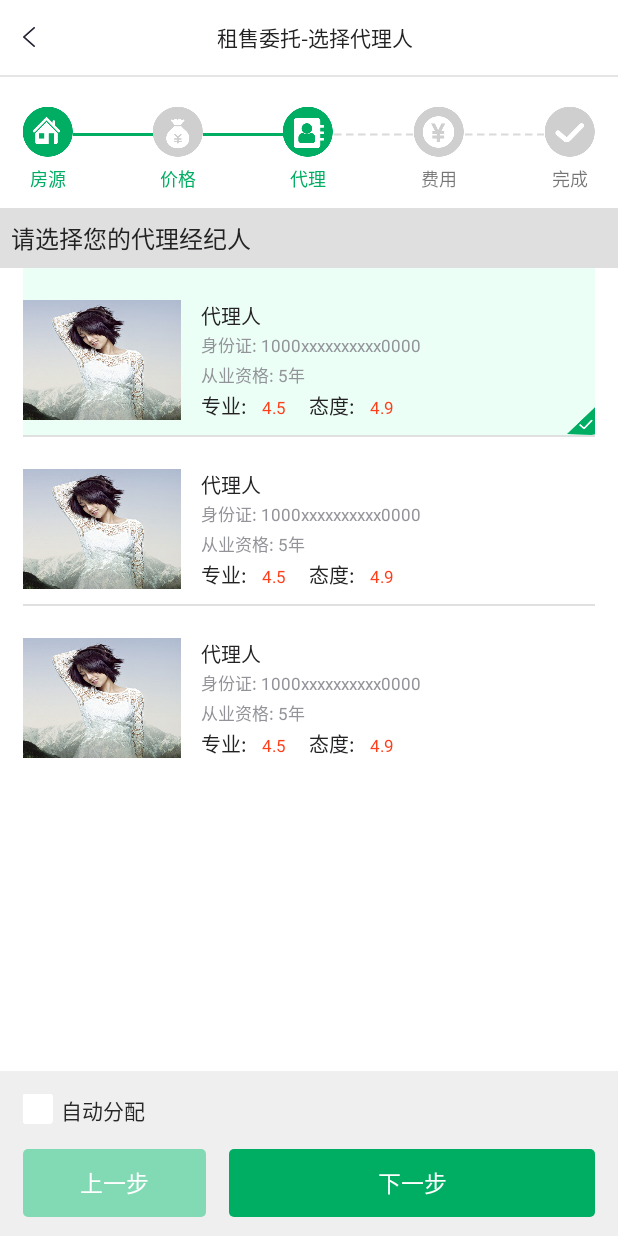
After one commit to KennyHuangChina/Skywalk, an Android app: the Activity_Zushouweituo_Xuanzedaili screen opened directly, with no data from a screen before it, on a phone screen of 412 x 824 dp. The commit adds this screen. Run offline under Robolectric (Android 15) with nearby library versions, the phone set to English and light mode, and no system bars.

Commit message:
增加选择代理 页面

```diff
--- a/App_Android/app/src/main/AndroidManifest.xml
+++ b/App_Android/app/src/main/AndroidManifest.xml
@@ -69,6 +69,7 @@
         <activity android:name=".Activity_Weituoqueren"/>
         <activity android:name=".Activity_Zushouweituo_Finish"/>
         <activity android:name=".Activity_Zushouweituo_Jiagesheding"/>
+        <activity android:name=".Activity_Zushouweituo_Xuanzedaili"/>
         <activity android:name=".Activity_Zushouweituo_shenhe">
         </activity>
     </application>
--- /dev/null
+++ b/App_Android/app/src/main/java/com/kjs/skywalk/app_android/Activity_Zushouweituo_Xuanzedaili.java
@@ -0,0 +1,39 @@
+package com.kjs.skywalk.app_android;
+
+import android.app.Activity;
+import android.os.Bundle;
+import android.view.View;
+import android.widget.ListView;
+
+import java.util.List;
+
+/**
+ * Created by admin on 2017/3/22.
+ */
+
+public class Activity_Zushouweituo_Xuanzedaili extends Activity {
+
+    private ListView mListViewAgents = null;
+
+    @Override
+    protected void onCreate(Bundle savedInstanceState) {
+        super.onCreate(savedInstanceState);
+        setContentView(R.layout.activity__zushouweituo__xuanzedaili);
+
+        mListViewAgents = (ListView)findViewById(R.id.listViewContent);
+        mListViewAgents.setFocusable(false);
+        AdapterAgents adapter = new AdapterAgents(this);
+        mListViewAgents.setAdapter(adapter);
+
+    }
+
+    public void onViewClick(View v) {
+        switch (v.getId()) {
+            case R.id.tv_close:
+            {
+                finish();
+            }
+            break;
+        }
+    }
+}
--- /dev/null
+++ b/App_Android/app/src/main/java/com/kjs/skywalk/app_android/AdapterAgents.java
@@ -0,0 +1,78 @@
+package com.kjs.skywalk.app_android;
+
+import android.content.Context;
+import android.content.res.Resources;
+import android.graphics.Canvas;
+import android.graphics.Color;
+import android.graphics.ColorFilter;
+import android.graphics.drawable.Drawable;
+import android.support.annotation.IntRange;
+import android.support.annotation.NonNull;
+import android.support.annotation.Nullable;
+import android.view.LayoutInflater;
+import android.view.View;
+import android.view.ViewGroup;
+import android.widget.BaseAdapter;
+import android.widget.ImageView;
+import android.widget.TextView;
+
+/**
+ * Created by Jackie on 2017/3/24.
+ */
+
+public class AdapterAgents extends BaseAdapter {
+    private Context mContext = null;
+
+    public AdapterAgents(Context context) {
+        super();
+        mContext = context;
+    }
+
+    @Override
+    public int getCount() {
+        return 3;
+    }
+
+    @Override
+    public Object getItem(int i) {
+        return null;
+    }
+
+    @Override
+    public long getItemId(int i) {
+        return 0;
+    }
+
+    class ViewHolder {
+        TextView tvContentName;
+    }
+
+    @Override
+    public View getView(int position, View convertView, ViewGroup parent) {
+        ViewHolder holder;
+
+        if (convertView == null) {
+            convertView = LayoutInflater.from(mContext).inflate(R.layout.list_item_agent, null);
+            ImageView thumbView = (ImageView)convertView.findViewById(R.id.imageViewAgent);
+            thumbView.setImageResource(R.drawable.ren);
+
+            holder = new ViewHolder();
+            holder.tvContentName = (TextView) convertView.findViewById(R.id.title);
+            convertView.setTag(holder);
+
+            if(position == 0)
+            {
+                ImageView selectionView = (ImageView)convertView.findViewById(R.id.imageViewSelection);
+                selectionView.setVisibility(View.VISIBLE);
+
+                int color = 0xFFebfff6;
+
+                convertView.setBackgroundColor(color);
+            }
+        } else {
+            holder = (ViewHolder) convertView.getTag();
+        }
+
+        return convertView;
+    }
+}
--- a/App_Android/app/src/main/java/com/kjs/skywalk/app_android/MainActivity.java
+++ b/App_Android/app/src/main/java/com/kjs/skywalk/app_android/MainActivity.java
@@ -310,6 +310,12 @@ public class MainActivity extends AppCompatActivity {
                         startActivity(new Intent(MainActivity.this, Activity_Zushouweituo_Finish.class));
                         break;
                     }
+
+                    case R.id.action_setting103:
+                    {
+                        startActivity(new Intent(MainActivity.this, Activity_Zushouweituo_Xuanzedaili.class));
+                        break;
+                    }
                 }
                 return false;
             }
--- /dev/null
+++ b/App_Android/app/src/main/res/drawable/rounded_rect_background_light_green.xml
@@ -0,0 +1,6 @@
+<?xml version="1.0" encoding="utf-8"?>
+<shape xmlns:android="http://schemas.android.com/apk/res/android">
+    <solid android:color="#81dab4" />
+    <corners android:radius="3dp"/>
+    <!--<stroke android:width="1dp" android:color="#0000FF"/>-->
+</shape>
--- a/App_Android/app/src/main/res/layout/activity__zushouweituo__finish.xml
+++ b/App_Android/app/src/main/res/layout/activity__zushouweituo__finish.xml
@@ -137,12 +137,12 @@
 
                 <RelativeLayout
                     android:layout_width="match_parent"
-                    android:layout_height="60dp"
+                    android:layout_height="40dp"
                     android:background="#dfdfdf">
                     <TextView
                         android:layout_width="match_parent"
                         android:layout_height="wrap_content"
-                        android:textSize="18sp"
+                        android:textSize="16sp"
                         android:layout_marginLeft="15dp"
                         android:layout_centerInParent="true"
                         android:text="接下来您可以继续"
--- /dev/null
+++ b/App_Android/app/src/main/res/layout/activity__zushouweituo__xuanzedaili.xml
@@ -0,0 +1,131 @@
+<?xml version="1.0" encoding="utf-8"?>
+<RelativeLayout
+    xmlns:android="http://schemas.android.com/apk/res/android"
+    xmlns:tools="http://schemas.android.com/tools"
+    android:id="@+id/activity_rentals_expiration"
+    android:layout_width="match_parent"
+    android:layout_height="match_parent"
+    android:background="#FFFFFF"
+    android:orientation="vertical"
+
+    tools:context="com.kjs.skywalk.app_android.Activity_rentals_expiration">
+
+    <RelativeLayout
+        android:id="@+id/relativeLayout"
+        android:layout_width="match_parent"
+        android:layout_height="110dp"
+        android:layout_alignParentBottom="true"
+        android:background="@color/colorBackgroundCommon">
+
+        <LinearLayout
+            android:layout_width="match_parent"
+            android:layout_height="wrap_content"
+            android:orientation="vertical" >
+
+            <RelativeLayout
+                android:layout_width="match_parent"
+                android:layout_height="wrap_content">
+                <CheckBox
+                    android:id="@+id/checkbox"
+                    android:layout_width="wrap_content"
+                    android:layout_height="wrap_content"
+                    style="@style/checkBoxStyle"
+                    android:text="@string/checkbox_text_zidongfenpei"
+                    android:layout_alignParentTop="true"
+                    android:layout_alignParentLeft="true"
+                    android:textSize="14sp"
+                    android:textColor="#282628"
+                    android:gravity="left"
+                    android:layout_marginTop="15dp"
+                    android:layout_marginBottom="15dp"
+                    android:layout_marginLeft="15dp"
+                    android:layout_marginRight="15dp" />
+            </RelativeLayout>
+
+            <RelativeLayout
+                android:layout_width="match_parent"
+                android:layout_height="match_parent"
+                android:layout_alignParentBottom="true">
+                <LinearLayout
+                    android:layout_width="match_parent"
+                    android:layout_height="match_parent"
+                    android:orientation="horizontal" >
+                    <TextView
+                        android:id="@+id/tv_prev"
+                        android:onClick="onViewClick"
+                        android:layout_width="0dp"
+                        android:layout_weight="1"
+                        android:layout_height="45dp"
+                        android:layout_marginLeft="15dp"
+                        android:layout_marginRight="15dp"
+                        android:layout_marginBottom="25dp"
+                        android:layout_centerHorizontal="true"
+                        android:textColor="#ffffff"
+                        android:textSize="15sp"
+                        android:gravity="center"
+                        android:background="@drawable/rounded_rect_background_light_green"
+                        android:text="上一步"/>
+
+                    <TextView
+                        android:id="@+id/tv_next"
+                        android:onClick="onViewClick"
+                        android:layout_width="0dp"
+                        android:layout_weight="2"
+                        android:layout_height="45dp"
+                        android:layout_marginRight="15dp"
+                        android:layout_marginBottom="25dp"
+                        android:layout_centerHorizontal="true"
+                        android:textColor="#ffffff"
+                        android:textSize="15sp"
+                        android:gravity="center"
+                        android:background="@drawable/rounded_rect_background_green"
+                        android:text="下一步"/>
+                </LinearLayout>
+            </RelativeLayout>
+         </LinearLayout>
+    </RelativeLayout>
+
+    <LinearLayout
+        android:layout_width="match_parent"
+        android:layout_height="match_parent"
+        android:orientation="vertical"
+        android:id="@+id/linearLayout"
+        android:layout_alignParentTop="true"
+        android:layout_alignParentStart="true"
+        android:layout_above="@+id/relativeLayout">
+        <TextView
+            android:id="@+id/tv_info_title"
+            style="@style/textStyle_page_title"
+            android:text="租售委托-选择代理人"/>
+
+        <include layout="@layout/seperator_horizontal"/>
+
+        <include layout="@layout/layout_zushou_progress3"/>
+
+        <RelativeLayout
+            android:id="@+id/relativeLayoutSelection"
+            android:layout_width="match_parent"
+            android:layout_height="40dp"
+            android:background="#dfdfdf">
+            <TextView
+                android:layout_width="match_parent"
+                android:layout_height="wrap_content"
+                android:textSize="16sp"
+                android:layout_marginLeft="15dp"
+                android:layout_centerInParent="true"
+                android:text="请选择您的代理经纪人"
+                android:textColor="@color/colorTextNormal" />
+        </RelativeLayout>
+
+        <ScrollView
+            android:layout_width="match_parent"
+            android:layout_height="match_parent">
+            <com.kjs.skywalk.control.ListView_NoScroll
+                android:id="@+id/listViewContent"
+                android:paddingLeft="15dp"
+                android:paddingRight="15dp"
+                android:layout_width="match_parent"
+                android:layout_height="wrap_content" />
+        </ScrollView>
+    </LinearLayout>
+</RelativeLayout>
--- /dev/null
+++ b/App_Android/app/src/main/res/layout/list_item_agent.xml
@@ -0,0 +1,97 @@
+<?xml version="1.0" encoding="utf-8"?>
+<RelativeLayout xmlns:android="http://schemas.android.com/apk/res/android"
+    android:layout_width="match_parent"
+    android:layout_height="132dp">
+
+    <ImageView
+        android:id="@+id/imageViewSelection"
+        android:layout_width="wrap_content"
+        android:layout_height="wrap_content"
+        android:visibility="invisible"
+        android:layout_alignParentBottom="true"
+        android:layout_alignParentRight="true"
+        android:src="@drawable/selected_item"
+        />
+
+    <ImageView
+        android:layout_width="105dp"
+        android:layout_height="80dp"
+        android:contentDescription=""
+        android:layout_marginTop="21dp"
+        android:layout_marginBottom="10dp"
+        android:scaleType="fitXY"
+        android:id="@+id/imageViewAgent" />
+
+    <LinearLayout
+        android:orientation="vertical"
+        android:layout_width="match_parent"
+        android:layout_height="match_parent"
+        android:gravity="center_vertical"
+        android:layout_alignTop="@+id/imageViewAgent"
+        android:layout_alignBottom="@+id/imageViewAgent"
+        android:layout_toRightOf="@+id/imageViewAgent"
+        android:layout_marginLeft="13dp">
+
+        <TextView
+            style="@style/textViewAgentName"
+            android:text="代理人"
+            android:layout_width="wrap_content"
+            android:layout_height="0dp"
+            android:layout_weight="1"
+            android:gravity="center_vertical" />
+
+        <TextView
+            style="@style/textViewAgentIDCard"
+            android:text="身份证: 1000xxxxxxxxxx0000"
+            android:layout_width="wrap_content"
+            android:layout_height="0dp"
+            android:layout_weight="1"
+            android:gravity="center_vertical" />
+
+        <TextView
+            style="@style/textViewAgentConyezigeYear"
+            android:text="从业资格: 5年"
+            android:layout_width="wrap_content"
+            android:layout_height="0dp"
+            android:layout_weight="1"
+            android:gravity="center_vertical" />
+
+        <LinearLayout
+            android:layout_width="wrap_content"
+            android:layout_height="0dp"
+            android:layout_weight="1"
+            android:orientation="horizontal"
+            android:gravity="center_vertical" >
+            <LinearLayout
+                android:layout_width="0dp"
+                android:layout_weight="1"
+                android:layout_height="match_parent">
+                <TextView
+                    android:text="专业:"
+                    android:id="@+id/textViewZhuanye"
+                    style="@style/textViewScoreText"/>
+
+                <TextView
+                    android:text="4.5"
+                    style="@style/textViewScore"
+                    android:layout_marginLeft="10dp" />
+            </LinearLayout>
+            <LinearLayout
+                android:layout_marginLeft="15dp"
+                android:layout_width="0dp"
+                android:layout_weight="1"
+                android:layout_height="match_parent">
+                <TextView
+                    android:text="态度:"
+                    android:id="@+id/textViewScoreText"
+                    style="@style/textViewScoreText"/>
+
+                <TextView
+                    android:text="4.9"
+                    style="@style/textViewScore"
+                    android:layout_marginLeft="10dp" />
+            </LinearLayout>
+        </LinearLayout>
+
+    </LinearLayout>
+</RelativeLayout>
--- a/App_Android/app/src/main/res/menu/menu_activity_main.xml
+++ b/App_Android/app/src/main/res/menu/menu_activity_main.xml
@@ -42,6 +42,11 @@
         android:orderInCategory="100"
         android:title="租售委托-完成"
         app:showAsAction="never"/>
+    <item
+        android:id="@+id/action_setting103"
+        android:orderInCategory="100"
+        android:title="租售委托-选择代理人"
+        app:showAsAction="never"/>
 
 
 </menu>
--- a/App_Android/app/src/main/res/values/colors.xml
+++ b/App_Android/app/src/main/res/values/colors.xml
@@ -15,4 +15,6 @@
 
     <color name="colorBackgroundCommon">#EFEFEF</color>
 
+    <color name="colorListViewSelection">#ebfff6</color>
+
 </resources>
--- a/App_Android/app/src/main/res/values/strings.xml
+++ b/App_Android/app/src/main/res/values/strings.xml
@@ -118,5 +118,6 @@
     <string name="title_activity_rentals_jiaofang_chaobiao">Activity_rentals_jiaofang_chaobiao</string>
 
     <string name="checkbox_text_tijiaoweituo">我已阅读《委托确认书》，理解并同意其条款</string>
+    <string name="checkbox_text_zidongfenpei">自动分配</string>
 
 </resources>
--- a/App_Android/app/src/main/res/values/styles.xml
+++ b/App_Android/app/src/main/res/values/styles.xml
@@ -251,4 +251,36 @@
         <item name="android:button">@drawable/selector_checkbox</item>
         <item name="android:paddingLeft">5dp</item>
     </style>
+
+    <!--代理人-->
+    <style name="textViewAgentName" parent="@android:style/Widget.TextView">
+        <item name="android:textSize">13sp</item>
+        <item name="android:textColor">@color/colorTextNormal</item>
+    </style>
+
+    <style name="textViewAgentIDCard" parent="@android:style/Widget.TextView">
+        <item name="android:textSize">11sp</item>
+        <item name="android:textColor">@color/colorTextTint</item>
+    </style>
+
+    <style name="textViewAgentConyezigeYear" parent="@android:style/Widget.TextView">
+        <item name="android:textSize">11sp</item>
+        <item name="android:textColor">@color/colorTextTint</item>
+    </style>
+
+    <style name="textViewScoreText" parent="@android:style/Widget.TextView">
+        <item name="android:layout_width">wrap_content</item>
+        <item name="android:layout_height">wrap_content</item>
+        <item name="android:gravity">center</item>
+        <item name="android:textSize">13sp</item>
+        <item name="android:textColor">@color/colorTextNormal</item>
+    </style>
+
+    <style name="textViewScore" parent="@android:style/Widget.TextView">
+        <item name="android:layout_width">wrap_content</item>
+        <item name="android:layout_height">wrap_content</item>
+        <item name="android:gravity">center</item>
+        <item name="android:textSize">11sp</item>
+        <item name="android:textColor">#ff3d19</item>
+    </style>
 </resources>
```
Also changed, not shown: App_Android/app/src/main/res/drawable-hdpi/ren.png (added), App_Android/app/src/main/res/drawable-xxhdpi/selected_item.png (added).
